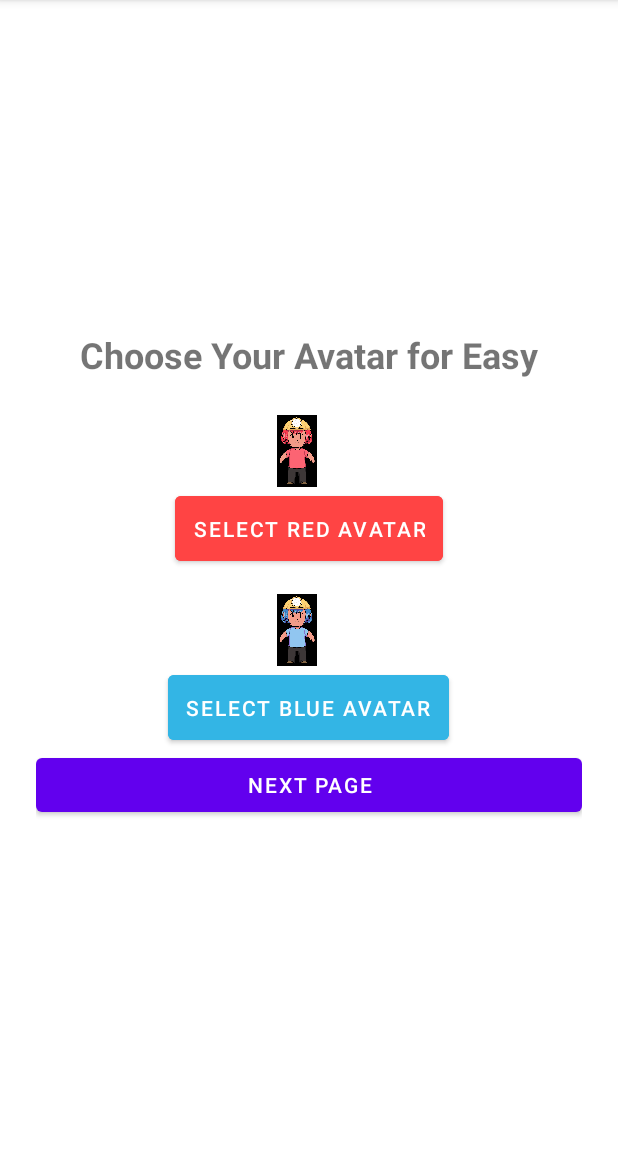
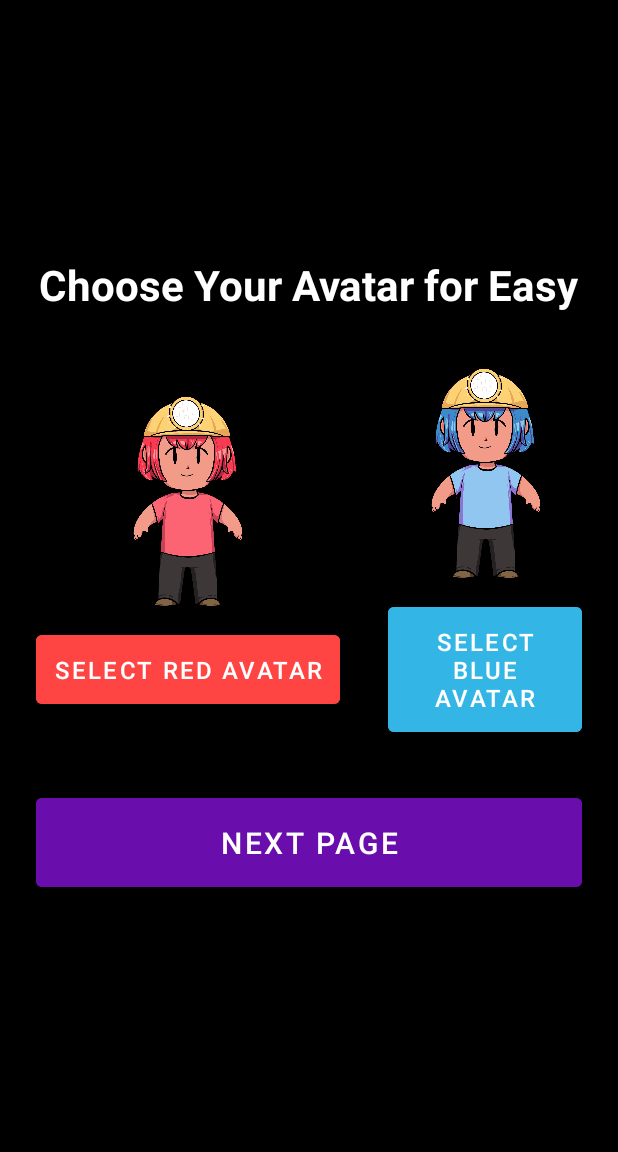
Before and after one commit to SeboLab/tablet-game, an Android app: the screen it shows after launch (AvatarSelectionActivity), after a tap on "START GAME", on a phone screen of 412 x 824 dp, the part 84-1236 px from its top. Run offline under Robolectric (Android 15) with nearby library versions, the phone set to English and light mode, and no system bars.

Commit message:
changes to avatar sizing

```diff
--- a/app/src/main/java/com/example/misty/AvatarSelectionActivity.java
+++ b/app/src/main/java/com/example/misty/AvatarSelectionActivity.java
@@ -1,15 +1,19 @@
 package com.example.misty;
 
 import android.content.Intent;
+import android.graphics.Color;
 import android.os.Bundle;
 import android.util.Log;
 import android.widget.Button;
 import android.widget.TextView;
 import android.text.TextUtils;
 import androidx.appcompat.app.AppCompatActivity;
+import androidx.core.content.ContextCompat;
 //TCP imports
 import android.os.AsyncTask;
 import android.os.Handler;
+import android.widget.Toast;
+
 import com.example.misty.Socketconnection.TCPClient;
 import com.example.misty.Socketconnection.TCPClientOwner;
 
@@ -24,6 +28,18 @@ public class AvatarSelectionActivity extends AppCompatActivity implements  TCPCl
     private boolean isRedAvatarSelected;
 
     private Button nextPageButton; // declare at class level
+    private Button redAvatarButton;
+    private Button blueAvatarButton;
+
+    //keeps track of the currently selected button
+    private Button currentlySelectedAvatarButton = null;
+
+    private int defaultRedButtonColor;
+    private int defaultBlueButtonColor;
+    //private int highlightColor;
+
+
+
 
     @Override
     protected void onCreate(Bundle savedInstanceState) {
@@ -38,6 +54,12 @@ public class AvatarSelectionActivity extends AppCompatActivity implements  TCPCl
         TextView avatarText = findViewById(R.id.avatarText);
         avatarText.setText("Choose Your Avatar for " + selectedDifficulty);
 
+
+
+        defaultRedButtonColor = ContextCompat.getColor(this, android.R.color.holo_red_light);
+        defaultBlueButtonColor = ContextCompat.getColor(this, android.R.color.holo_blue_light);
+        //highlightColor = ContextCompat.getColor(this, R.color.bright_yellow);
+
         Button redAvatarButton = findViewById(R.id.redAvatarButton);
 
         Button blueAvatarButton = findViewById(R.id.blueAvatarButton);
@@ -48,19 +70,23 @@ public class AvatarSelectionActivity extends AppCompatActivity implements  TCPCl
         redAvatarButton.setOnClickListener(v -> {
             selectedAvatar = "Red";
             sendAvatarChoice(); // Call method to send choice to TCPClient
+            //handleAvatarSelection(redAvatarButton, "Red");
         });
 
         blueAvatarButton.setOnClickListener(v -> {
             selectedAvatar = "Blue";
             sendAvatarChoice();// Call method to send choice to TCPClient
+            //handleAvatarSelection(blueAvatarButton, "Blue");
         });
 
         nextPageButton.setOnClickListener(v -> {
-            Intent intent = new Intent(AvatarSelectionActivity.this, GamePage.class);
-            intent.putExtra("avatar", selectedAvatar);
-            intent.putExtra("difficulty", selectedDifficulty);
-            startActivity(intent);
-            finish();
+            if (selectedAvatar != null) { // Only proceed if an avatar is selected
+                Intent intent = new Intent(AvatarSelectionActivity.this, GamePage.class);
+                intent.putExtra("avatar", selectedAvatar);
+                intent.putExtra("difficulty", selectedDifficulty);
+                startActivity(intent);
+                finish();
+            }
         });
         // disable the next page button by doing false
         nextPageButton.setClickable(true);
@@ -74,6 +100,9 @@ public class AvatarSelectionActivity extends AppCompatActivity implements  TCPCl
         //redAvatarButton.setOnClickListener(v -> startGame("Red"));
         //blueAvatarButton.setOnClickListener(v -> startGame("Blue"));
     }
+
+
+
     private void sendAvatarChoice() {
         if (selectedAvatar != null) {
             //prepare list for TextUtils.Join
--- a/app/src/main/java/com/example/misty/HomeActivity.java
+++ b/app/src/main/java/com/example/misty/HomeActivity.java
@@ -46,7 +46,7 @@ public class HomeActivity extends Activity implements View.OnClickListener, TCPC
         setContentView(R.layout.activity_home);
 
         //set the ip and port of the server
-        mTcpClient.setIpAddress("10.150.93.11");
+        mTcpClient.setIpAddress("192.168.1.148");
         mTcpClient.setIpPortVar(8080);
 
         // Create the Connect Task
@@ -94,7 +94,7 @@ public class HomeActivity extends Activity implements View.OnClickListener, TCPC
 
         // setting up the ip port address and connect button
         iPandPort = findViewById(R.id.IPandPort);
-        iPandPort.setText("10.150.93.11:8080");
+        iPandPort.setText("192.168.1.148:8080");
         connectButton = findViewById(R.id.ConnectButton);
         //connectionStatus = findViewById(R.id.ConnectionStatus);
 
--- a/app/src/main/java/com/example/misty/PracticeActivity.java
+++ b/app/src/main/java/com/example/misty/PracticeActivity.java
@@ -116,19 +116,34 @@ public class PracticeActivity extends AppCompatActivity implements TCPClient.OnM
     }
 
     private void initializeBoard(GridLayout gridLayout, Button[][] buttons, char[][] numbers, boolean[][] revealed, boolean isLeftBoard) {
+        DisplayMetrics displayMetrics = getResources().getDisplayMetrics();
+        int screenWidth = displayMetrics.widthPixels;
+        int screenHeight = displayMetrics.heightPixels;
+
+        int maxBoardWidth = (int) (screenWidth * 0.9); // 90% of screen width
+        int maxBoardHeight = (int) (screenHeight * 0.6); // 60% of screen height
+
+// Adjust button size based on rows/columns, ensuring it fits within limits
+        int buttonSize = Math.min(maxBoardWidth / (COLUMNS + 1), maxBoardHeight / (ROWS + 2));
+
         for (int row = 0; row < ROWS; row++) {
             for (int col = 0; col < COLUMNS; col++) {
                 final int r = row, c = col;
                 buttons[row][col] = new Button(this);
+                //buttons[row][col].setScaleType(ImageView.ScaleType.CENTER_CROP);
+                //buttons[row][col].setAdjustViewBounds(true);
                 buttons[row][col].setText("");
-                buttons[row][col].setTextSize(24);
+                buttons[row][col].setTextSize(15);
 
                 GridLayout.LayoutParams params = new GridLayout.LayoutParams();
                 params.rowSpec = GridLayout.spec(row);
                 params.columnSpec = GridLayout.spec(col);
-                params.width = 200;
-                params.height = 200;
+                params.width = buttonSize;
+                params.height = buttonSize;
+                params.setMargins(1, 1, 1, 1);
                 buttons[row][col].setLayoutParams(params);
+
+                buttons[row][col].setBackgroundResource(R.drawable.dirt);
 
                 if (isLeftBoard) {
                     buttons[row][col].setOnClickListener(v -> buttonClick(r, c));
--- a/app/src/main/java/com/example/misty/Socketconnection/TCPClient.java
+++ b/app/src/main/java/com/example/misty/Socketconnection/TCPClient.java
@@ -22,7 +22,7 @@ public class TCPClient {
 
     private String serverMessage;
     // Constants for default server IP and port
-    public static final String SERVERIP = "10.150.93.11";
+    public static final String SERVERIP = "192.168.1.148";
     public static final int SERVERPORT = 8080;
 
     private String ipAddress;
--- a/app/src/main/res/layout/activity_avatar_selection.xml
+++ b/app/src/main/res/layout/activity_avatar_selection.xml
@@ -6,55 +6,86 @@
     android:orientation="vertical"
     android:gravity="center"
     android:padding="24dp"
-    android:background="@android:color/white">
+    android:background="@android:color/black"
+    >
 
     <TextView
         android:id="@+id/avatarText"
         android:layout_width="wrap_content"
         android:layout_height="wrap_content"
         android:text="Choose Your Avatar"
-        android:textSize="24sp"
+        android:textSize="28sp"
         android:textStyle="bold"
-        android:layout_marginBottom="24dp"/>
+        android:layout_marginBottom="32dp"
+        android:textColor="@android:color/white"/>
 
 
+    <LinearLayout
+        android:layout_width="wrap_content"
+        android:layout_height="wrap_content"
+        android:orientation="horizontal"
+        android:gravity="center"
+        android:layout_marginBottom="32dp">
+
+
+        <LinearLayout
+            android:layout_width="wrap_content"
+            android:layout_height="wrap_content"
+            android:orientation="vertical"
+            android:gravity="center"
+            android:layout_marginEnd="32dp">
+
             <ImageView
-        android:layout_width="48dp"
-        android:layout_height="48dp"
+                android:layout_width="150dp"
+                android:layout_height="150dp"
                 android:src="@drawable/fire"
-        android:layout_marginEnd="8dp" />
+                android:adjustViewBounds="true"
+                android:layout_marginBottom="8dp"/>
 
             <Button
                 android:id="@+id/redAvatarButton"
                 android:layout_width="wrap_content"
                 android:layout_height="wrap_content"
                 android:text="Select Red Avatar"
+                android:textSize="16sp"
                 android:padding="12dp"
                 android:backgroundTint="@android:color/holo_red_light"
-        android:textColor="@android:color/white"
-        android:layout_marginBottom="16dp"/>
+                android:textColor="@android:color/white"/>
+        </LinearLayout>
 
 
+        <LinearLayout
+            android:layout_width="wrap_content"
+            android:layout_height="wrap_content"
+            android:orientation="vertical"
+            android:gravity="center">
+
             <ImageView
-        android:layout_width="48dp"
-        android:layout_height="48dp"
+                android:layout_width="150dp"
+                android:layout_height="150dp"
                 android:src="@drawable/water"
-        android:layout_marginEnd="8dp" />
+                android:adjustViewBounds="true"
+                android:layout_marginBottom="8dp"/>
 
             <Button
                 android:id="@+id/blueAvatarButton"
                 android:layout_width="wrap_content"
                 android:layout_height="wrap_content"
                 android:text="Select Blue Avatar"
+                android:textSize="16sp"
                 android:padding="12dp"
                 android:backgroundTint="@android:color/holo_blue_light"
-        android:textColor="@android:color/white" />
+                android:textColor="@android:color/white"/>
+        </LinearLayout>
+    </LinearLayout>
 
     <Button
+        android:id="@+id/nextPageButton"
         android:layout_width="match_parent"
         android:layout_height="wrap_content"
         android:text="Next Page"
-        android:id="@+id/nextPageButton"
-        android:layout_row="1"
-        android:layout_column="1" />
+        android:textSize="20sp"
+        android:padding="16dp"
+        android:backgroundTint="#6A0DAD"
+        android:textColor="@android:color/white"/>
 </LinearLayout>
--- a/app/src/main/res/layout/activity_home.xml
+++ b/app/src/main/res/layout/activity_home.xml
@@ -11,7 +11,7 @@
     <TextView
         android:layout_width="wrap_content"
         android:layout_height="wrap_content"
-        android:text="Welcome to Misty"
+        android:text="Gold Mining Game"
         android:textSize="24sp"
         android:textStyle="bold"
         android:layout_marginBottom="32dp"/>
--- a/app/src/main/res/values/colors.xml
+++ b/app/src/main/res/values/colors.xml
@@ -7,4 +7,5 @@
     <color name="teal_700">#FF018786</color>
     <color name="black">#FF000000</color>
     <color name="white">#FFFFFFFF</color>
+    <color name="bright_yellow" />
 </resources>
```
Lines whose indentation alone changed are shown as unchanged.
